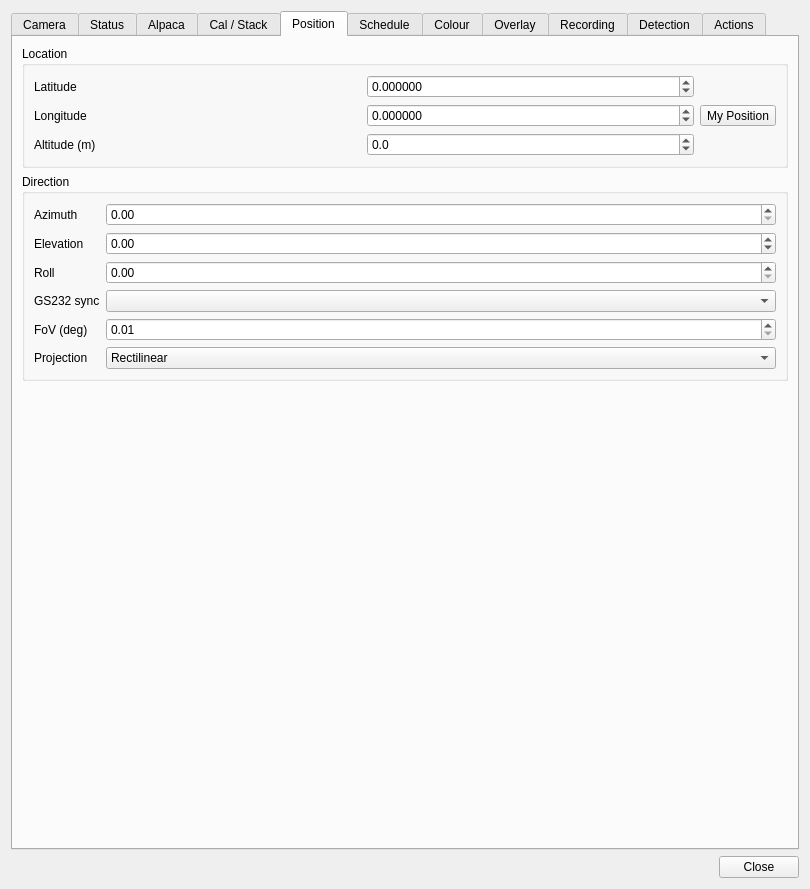
Before: the Qt Designer form plugins/feature/camera/camerasettingsdialog.ui in srcejon/sdrangel, drawn with Qt 5.
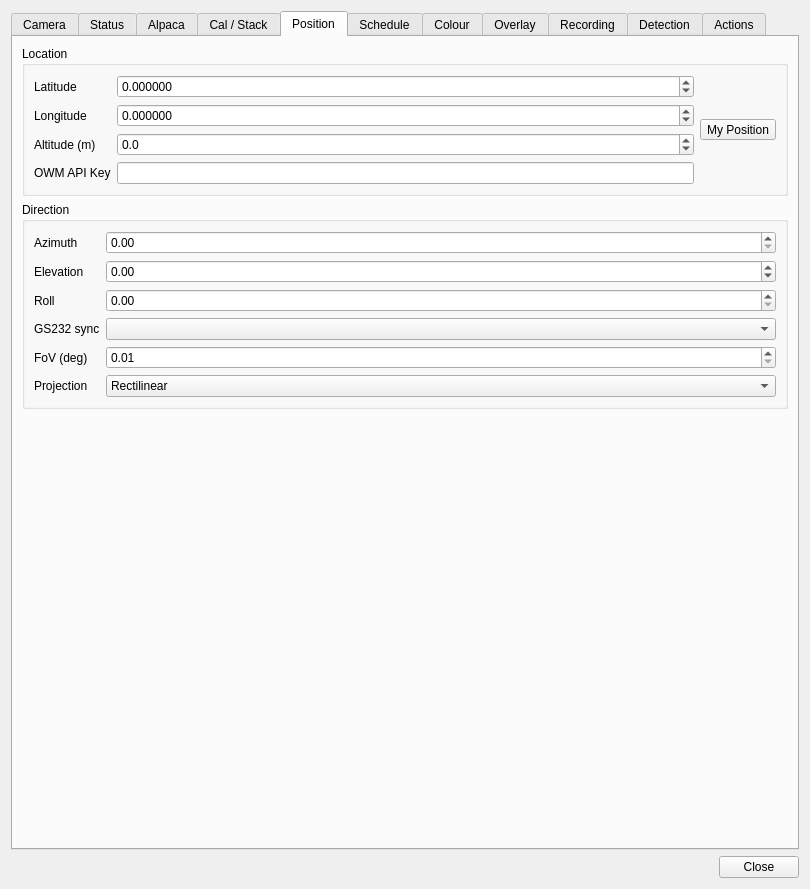
After: the same form once the commit is applied. The open tabs and pages were chosen to show the change. Icons and pictures are not drawn.

Patch:
```diff
--- a/plugins/feature/camera/camerasettingsdialog.ui
+++ b/plugins/feature/camera/camerasettingsdialog.ui
@@ -1404,7 +1404,7 @@
             </property>
            </widget>
           </item>
-          <item row="0" column="2" rowspan="3">
+          <item row="0" column="2" rowspan="4">
            <widget class="QToolButton" name="useMyPositionButton">
             <property name="toolTip">
              <string>Copy My Position once. Right-click to toggle continual synchronization from Main Settings.</string>
@@ -1460,6 +1460,20 @@
             </property>
            </widget>
           </item>
+          <item row="3" column="0">
+           <widget class="QLabel" name="owmApiKeyLabel">
+            <property name="text">
+             <string>OWM API Key</string>
+            </property>
+           </widget>
+          </item>
+          <item row="3" column="1">
+           <widget class="QLineEdit" name="owmApiKeyEdit">
+            <property name="toolTip">
+             <string>API key from openweathermap.org used to periodically fetch weather for the camera latitude and longitude.</string>
+            </property>
+           </widget>
+          </item>
          </layout>
         </widget>
        </item>
```
Left out of the diff: 2 changed lines with no effect on the pictures.
